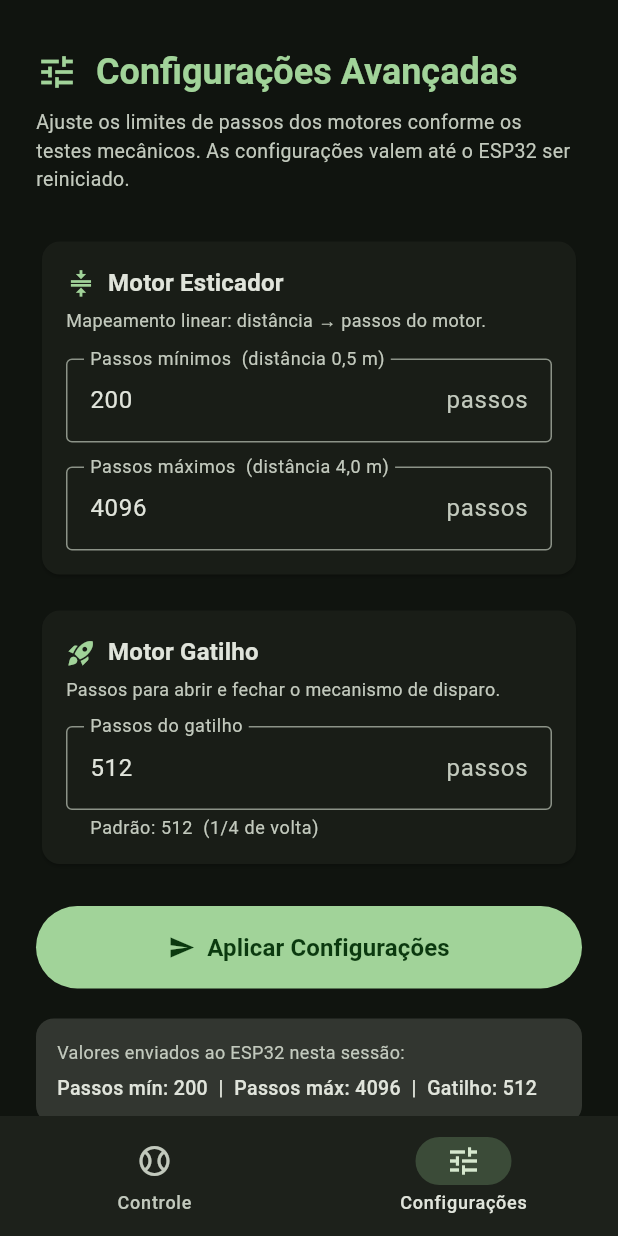
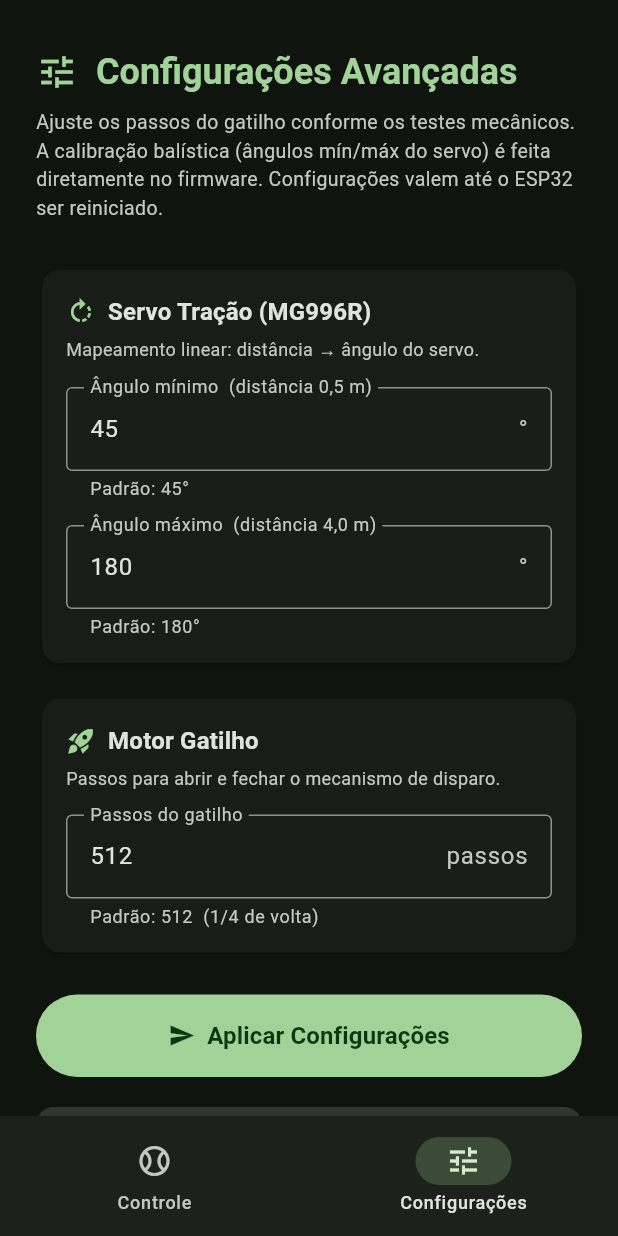
Before and after one commit to rafaelmezher/catapulta-ipe-grupo-B1, a Flutter app: the screen it shows after launch, item 2 of the bottom bar chosen, on a phone screen of 412 x 824 dp. Run offline on Flutter 3.47's test engine with Material 3 defaults, Android fonts, the phone set to English and light mode, and no system bars.

Commit message:
feat: substitui firmware completo — servo de tracao, LED de status no GPIO 5 e remocao do segundo motor de passo
Co-Authored-By: Claude Sonnet 4.6 <noreply@anthropic.com>

```diff
--- a/catapulta_app/lib/main.dart
+++ b/catapulta_app/lib/main.dart
@@ -44,30 +44,30 @@ class _ControlePageState extends State<ControlePage> {
   int _selectedIndex = 0;
 
   // Configurações avançadas
-  int _passosMin = 200;
-  int _passosMax = 4096;
   int _passosGatilho = 512;
+  int _anguloMin     = 45;
+  int _anguloMax     = 180;
   bool _carregandoConfig = false;
   String _mensagemConfig = '';
   bool _configSucesso = false;
 
-  late final TextEditingController _ctrlMin;
-  late final TextEditingController _ctrlMax;
   late final TextEditingController _ctrlGatilho;
+  late final TextEditingController _ctrlAnguloMin;
+  late final TextEditingController _ctrlAnguloMax;
 
   @override
   void initState() {
     super.initState();
-    _ctrlMin = TextEditingController(text: '$_passosMin');
-    _ctrlMax = TextEditingController(text: '$_passosMax');
-    _ctrlGatilho = TextEditingController(text: '$_passosGatilho');
+    _ctrlGatilho   = TextEditingController(text: '$_passosGatilho');
+    _ctrlAnguloMin = TextEditingController(text: '$_anguloMin');
+    _ctrlAnguloMax = TextEditingController(text: '$_anguloMax');
   }
 
   @override
   void dispose() {
-    _ctrlMin.dispose();
-    _ctrlMax.dispose();
     _ctrlGatilho.dispose();
+    _ctrlAnguloMin.dispose();
+    _ctrlAnguloMax.dispose();
     super.dispose();
   }
 
@@ -106,8 +106,9 @@ class _ControlePageState extends State<ControlePage> {
           .timeout(const Duration(seconds: 15));
       setState(() {
         _armado = false;
-        _mensagem =
-            resp.statusCode == 200 ? 'Lançado com sucesso!' : 'Erro: ${resp.body}';
+        _mensagem = resp.statusCode == 200
+            ? 'Lançado! Recarregue e pressione ARMAR.'
+            : 'Erro: ${resp.body}';
       });
     } catch (_) {
       setState(() => _mensagem = 'Sem conexão. Conecte ao WiFi "Catapulta_IME".');
@@ -137,21 +138,22 @@ class _ControlePageState extends State<ControlePage> {
   }
 
   Future<void> _configurar() async {
-    final min = int.tryParse(_ctrlMin.text.trim());
-    final max = int.tryParse(_ctrlMax.text.trim());
     final gatilho = int.tryParse(_ctrlGatilho.text.trim());
+    final angMin  = int.tryParse(_ctrlAnguloMin.text.trim());
+    final angMax  = int.tryParse(_ctrlAnguloMax.text.trim());
 
-    if (min == null || max == null || gatilho == null ||
-        min <= 0 || max <= 0 || gatilho <= 0) {
+    if (gatilho == null || gatilho <= 0 ||
+        angMin == null || angMin < 0 || angMin > 180 ||
+        angMax == null || angMax < 0 || angMax > 180) {
       setState(() {
-        _mensagemConfig = 'Valores inválidos. Use números inteiros positivos.';
+        _mensagemConfig = 'Valores inválidos. Ângulos: 0–180. Gatilho: positivo.';
         _configSucesso = false;
       });
       return;
     }
-    if (min >= max) {
+    if (angMin >= angMax) {
       setState(() {
-        _mensagemConfig = 'Passos mín deve ser menor que passos máx.';
+        _mensagemConfig = 'Ângulo mín deve ser menor que ângulo máx.';
         _configSucesso = false;
       });
       return;
@@ -164,13 +166,15 @@ class _ControlePageState extends State<ControlePage> {
     });
     try {
       final uri = Uri.parse(
-          '$_baseUrl/configurar?passos_min=$min&passos_max=$max&passos_gatilho=$gatilho');
+        '$_baseUrl/configurar'
+        '?angulo_min=$angMin&angulo_max=$angMax&passos_gatilho=$gatilho',
+      );
       final resp = await http.get(uri).timeout(const Duration(seconds: 10));
       setState(() {
         if (resp.statusCode == 200) {
-          _passosMin = min;
-          _passosMax = max;
           _passosGatilho = gatilho;
+          _anguloMin     = angMin;
+          _anguloMax     = angMax;
           _mensagemConfig = 'Configuração aplicada com sucesso.';
           _configSucesso = true;
         } else {
@@ -264,7 +268,7 @@ class _ControlePageState extends State<ControlePage> {
             ),
             const SizedBox(height: 4),
 
-            // Slider
+            // Slider — 0,5 m a 4,0 m, 35 divisões de 0,1 m
             Row(
               children: [
                 Text('0,5 m',
@@ -330,7 +334,7 @@ class _ControlePageState extends State<ControlePage> {
 
             // Botão Desarmar
             OutlinedButton.icon(
-              onPressed: !_armado || _carregando ? null : _desarmar,
+              onPressed: _carregando ? null : _desarmar,
               icon: const Icon(Icons.lock_open, size: 18),
               label: const Text('Desarmar (soltar tensão)'),
               style: OutlinedButton.styleFrom(
@@ -378,13 +382,14 @@ class _ControlePageState extends State<ControlePage> {
             ),
             const SizedBox(height: 8),
             Text(
-              'Ajuste os limites de passos dos motores conforme os testes mecânicos. '
-              'As configurações valem até o ESP32 ser reiniciado.',
+              'Ajuste os passos do gatilho conforme os testes mecânicos. '
+              'A calibração balística (ângulos mín/máx do servo) é feita '
+              'diretamente no firmware. Configurações valem até o ESP32 ser reiniciado.',
               style: TextStyle(color: cs.onSurfaceVariant, fontSize: 13),
             ),
             const SizedBox(height: 28),
 
-            // Card — Motor Esticador
+            // Card — Servo Tração
             Card(
               child: Padding(
                 padding: const EdgeInsets.all(16),
@@ -393,10 +398,10 @@ class _ControlePageState extends State<ControlePage> {
                   children: [
                     Row(
                       children: [
-                        Icon(Icons.compress, color: cs.primary, size: 20),
+                        Icon(Icons.rotate_right, color: cs.primary, size: 20),
                         const SizedBox(width: 8),
                         Text(
-                          'Motor Esticador',
+                          'Servo Tração (MG996R)',
                           style: Theme.of(context)
                               .textTheme
                               .titleMedium
@@ -406,29 +411,31 @@ class _ControlePageState extends State<ControlePage> {
                     ),
                     const SizedBox(height: 4),
                     Text(
-                      'Mapeamento linear: distância → passos do motor.',
+                      'Mapeamento linear: distância → ângulo do servo.',
                       style: TextStyle(color: cs.onSurfaceVariant, fontSize: 12),
                     ),
                     const SizedBox(height: 16),
                     TextField(
-                      controller: _ctrlMin,
+                      controller: _ctrlAnguloMin,
                       keyboardType: TextInputType.number,
                       inputFormatters: [FilteringTextInputFormatter.digitsOnly],
                       decoration: const InputDecoration(
-                        labelText: 'Passos mínimos  (distância 0,5 m)',
+                        labelText: 'Ângulo mínimo  (distância 0,5 m)',
+                        helperText: 'Padrão: 45°',
                         border: OutlineInputBorder(),
-                        suffixText: 'passos',
+                        suffixText: '°',
                       ),
                     ),
                     const SizedBox(height: 16),
                     TextField(
-                      controller: _ctrlMax,
+                      controller: _ctrlAnguloMax,
                       keyboardType: TextInputType.number,
                       inputFormatters: [FilteringTextInputFormatter.digitsOnly],
                       decoration: const InputDecoration(
-                        labelText: 'Passos máximos  (distância 4,0 m)',
+                        labelText: 'Ângulo máximo  (distância 4,0 m)',
+                        helperText: 'Padrão: 180°',
                         border: OutlineInputBorder(),
-                        suffixText: 'passos',
+                        suffixText: '°',
                       ),
                     ),
                   ],
@@ -537,7 +544,7 @@ class _ControlePageState extends State<ControlePage> {
                       style: TextStyle(color: cs.onSurfaceVariant, fontSize: 12)),
                   const SizedBox(height: 6),
                   Text(
-                    'Passos mín: $_passosMin  |  Passos máx: $_passosMax  |  Gatilho: $_passosGatilho',
+                    'Servo: $_anguloMin° – $_anguloMax°  |  Gatilho: $_passosGatilho passos',
                     style: TextStyle(
                         color: cs.onSurface,
                         fontWeight: FontWeight.w500,
```
Also changed, not shown: 2 other files.
